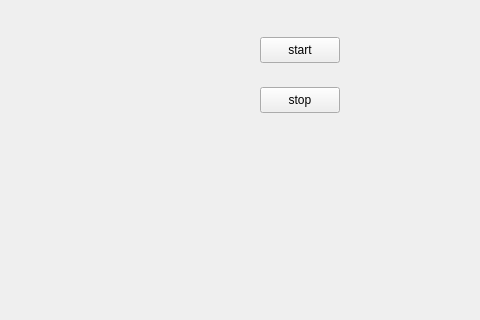
PuAnysh/Qt_ARC, file mainwindow.ui: the form before one commit; both pictures show x 320 to 800 and y 143 to 463 of the 800 by 600 pixel window.
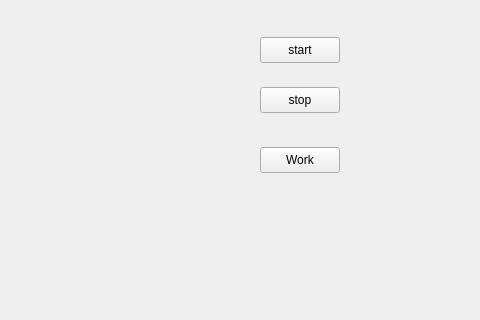
The form after the commit.

Diff of the .ui file:
```diff
--- a/mainwindow.ui
+++ b/mainwindow.ui
@@ -40,6 +40,19 @@
      <string>stop</string>
     </property>
    </widget>
+   <widget class="QPushButton" name="workBtn">
+    <property name="geometry">
+     <rect>
+      <x>580</x>
+      <y>290</y>
+      <width>80</width>
+      <height>26</height>
+     </rect>
+    </property>
+    <property name="text">
+     <string>Work</string>
+    </property>
+   </widget>
   </widget>
   <widget class="QMenuBar" name="menubar">
    <property name="geometry">
```
